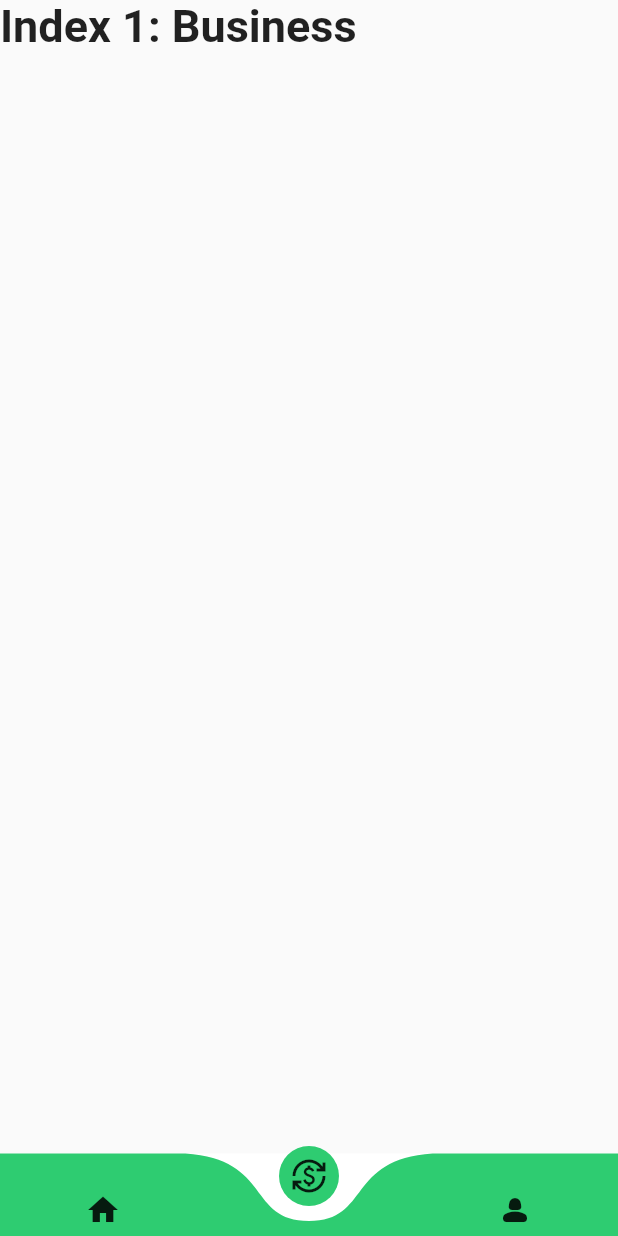
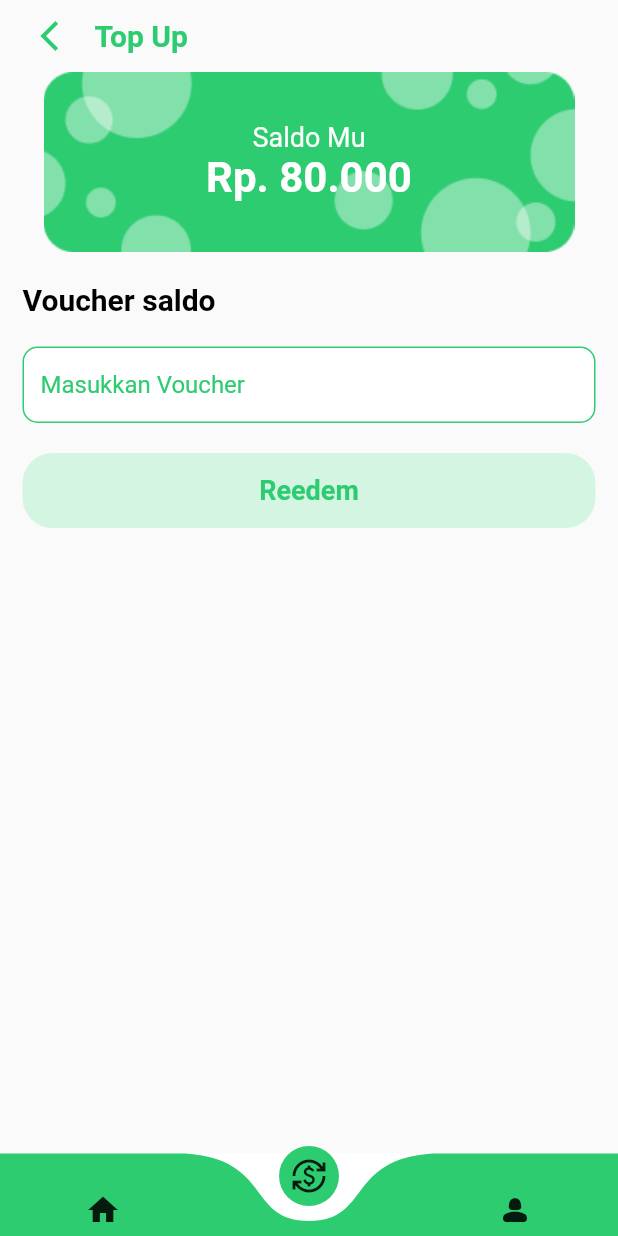
Before and after one commit to farinchan/e-parking-Mobile, a Flutter app: the BottomNavigation screen opened by its route, item 2 of the bottom bar chosen, on a phone screen of 412 x 824 dp. Run offline on Flutter 3.47's test engine with Material 2 defaults, Android fonts, the phone set to English and light mode, and no system bars; drawn by our look-alikes of curved_navigation_bar; our stand-ins replace go_router, swipeable_button_view; missing offline and left inert: dart:ffi.

Commit message:
tambah ui topup saldo

```diff
--- a/lib/config/routes.dart
+++ b/lib/config/routes.dart
@@ -2,6 +2,7 @@ import 'package:e_parking_mobile/pages/bottom_navigation.dart';
 import 'package:e_parking_mobile/pages/history_page.dart';
 import 'package:e_parking_mobile/pages/intro_page.dart';
 import 'package:e_parking_mobile/pages/login_page.dart';
+import 'package:e_parking_mobile/pages/topup_page.dart';
 import 'package:flutter/material.dart';
 import 'package:go_router/go_router.dart';
 
@@ -36,6 +37,13 @@ final GoRouter routes = GoRouter(
             return HistoryPage();
           },
         ),
+        GoRoute(
+          path: 'topup',
+          name: 'topup',
+          builder: (BuildContext context, GoRouterState state) {
+            return TopupPage();
+          },
+        ),
       ],
     ),
   ],
--- a/lib/main.dart
+++ b/lib/main.dart
@@ -1,6 +1,7 @@
 import 'package:e_parking_mobile/config/routes.dart';
 import 'package:e_parking_mobile/pages/intro_page.dart';
 import 'package:e_parking_mobile/provider/bottom_navigation_provider.dart';
+import 'package:e_parking_mobile/provider/voucher_provider.dart';
 import 'package:flutter/material.dart';
 import 'package:provider/provider.dart';
 
@@ -18,6 +19,9 @@ class MyApp extends StatelessWidget {
         ChangeNotifierProvider(
           create: (context) => BottomNavigationProvider(),
         ),
+        ChangeNotifierProvider(
+          create: (context) => VoucherProvider(),
+        ),
       ],
       child: MaterialApp.router(
         title: "E-Parking",
--- a/lib/pages/bottom_navigation.dart
+++ b/lib/pages/bottom_navigation.dart
@@ -2,6 +2,7 @@ import 'package:curved_navigation_bar/curved_navigation_bar.dart';
 import 'package:e_parking_mobile/color.dart';
 import 'package:e_parking_mobile/pages/home_page.dart';
 import 'package:e_parking_mobile/pages/profile_page.dart';
+import 'package:e_parking_mobile/pages/topup_page.dart';
 import 'package:e_parking_mobile/provider/bottom_navigation_provider.dart';
 import 'package:flutter/material.dart';
 import 'package:provider/provider.dart';
@@ -13,10 +14,7 @@ class BottomNavigation extends StatelessWidget {
       TextStyle(fontSize: 30, fontWeight: FontWeight.bold);
   static const List<Widget> _widgetOptions = <Widget>[
     HomePage(),
-    Text(
-      'Index 1: Business',
-      style: optionStyle,
-    ),
+    TopupPage(),
     ProfilePage()
   ];
 
--- /dev/null
+++ b/lib/pages/topup_page.dart
@@ -0,0 +1,109 @@
+import 'package:e_parking_mobile/color.dart';
+import 'package:e_parking_mobile/provider/voucher_provider.dart';
+import 'package:e_parking_mobile/widget/textfield_costum.dart';
+import 'package:flutter/material.dart';
+import 'package:flutter/src/widgets/framework.dart';
+import 'package:flutter/src/widgets/placeholder.dart';
+import 'package:provider/provider.dart';
+
+class TopupPage extends StatelessWidget {
+  const TopupPage({super.key});
+
+  @override
+  Widget build(BuildContext context) {
+    return Scaffold(
+      body: SafeArea(
+        child: Padding(
+          padding: const EdgeInsets.symmetric(horizontal: 15),
+          child: Column(
+            crossAxisAlignment: CrossAxisAlignment.start,
+            children: [
+              Row(
+                children: [
+                  IconButton(
+                    onPressed: () {},
+                    icon: Icon(Icons.arrow_back_ios),
+                    color: primaryColor,
+                  ),
+                  Text(
+                    "Top Up",
+                    style: TextStyle(
+                        fontSize: 20,
+                        fontWeight: FontWeight.bold,
+                        color: primaryColor),
+                  ),
+                ],
+              ),
+              SizedBox(
+                width: MediaQuery.of(context).size.width,
+                child: Stack(
+                  alignment: Alignment.center,
+                  children: [
+                    Image.asset(
+                      "assets/images/ilustrasi4.png",
+                    ),
+                    Positioned.fill(
+                      child: Align(
+                        alignment: Alignment.center,
+                        child: Column(
+                          mainAxisAlignment: MainAxisAlignment.center,
+                          children: [
+                            Text(
+                              "Saldo Mu",
+                              style: TextStyle(
+                                fontSize: 18,
+                                color: whiteColor,
+                              ),
+                            ),
+                            Text(
+                              "Rp. 80.000",
+                              style: TextStyle(
+                                  fontSize: 28,
+                                  fontWeight: FontWeight.bold,
+                                  color: whiteColor),
+                            ),
+                          ],
+                        ),
+                      ),
+                    )
+                  ],
+                ),
+              ),
+              SizedBox(height: 20),
+              Text(
+                "Voucher saldo",
+                style: TextStyle(
+                    fontSize: 20,
+                    fontWeight: FontWeight.bold,
+                    color: blackColor),
+              ),
+              SizedBox(height: 20),
+              TextFieldCustom(
+                  label: "Masukkan Voucher",
+                  hintText: "Masukkan Voucher",
+                  controller: Provider.of<VoucherProvider>(context).voucherC),
+              SizedBox(height: 20),
+              InkWell(
+                child: Container(
+                  width: double.infinity,
+                  height: 50,
+                  alignment: Alignment.center,
+                  child: const Text(
+                    "Reedem",
+                    style: TextStyle(
+                        color: primaryColor,
+                        fontWeight: FontWeight.bold,
+                        fontSize: 18),
+                  ),
+                  decoration: BoxDecoration(
+                      color: Color(0xffD5F5E3),
+                      borderRadius: BorderRadius.all(Radius.circular(20))),
+                ),
+              )
+            ],
+          ),
+        ),
+      ),
+    );
+  }
+}
--- /dev/null
+++ b/lib/provider/voucher_provider.dart
@@ -0,0 +1,5 @@
+import 'package:flutter/material.dart';
+
+class VoucherProvider extends ChangeNotifier {
+  TextEditingController voucherC = TextEditingController();
+}
```
Also changed, not shown: assets/images/ilustrasi4.png (added).
